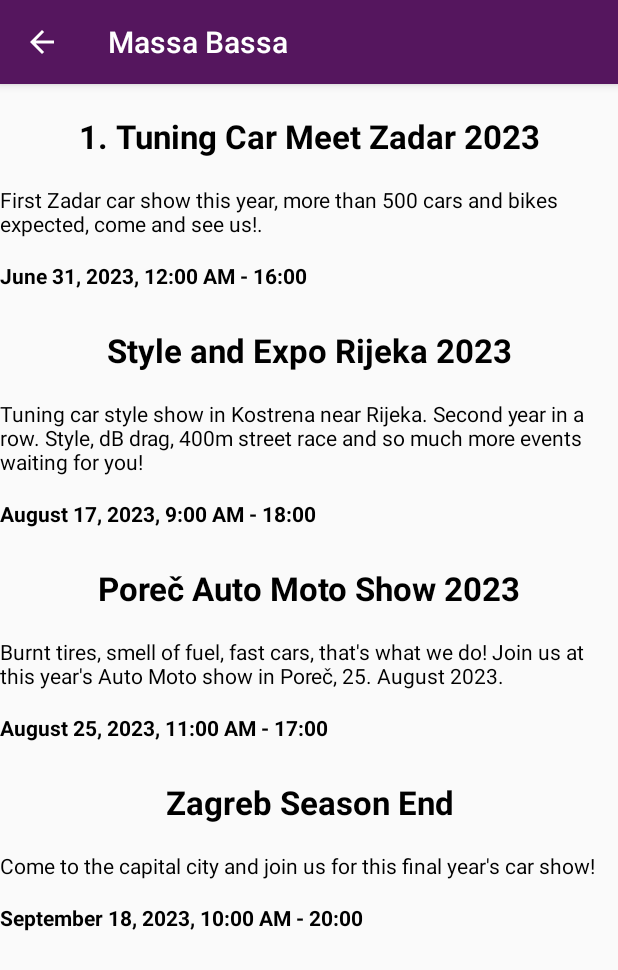
After one commit to marijanciceranUNIPU/Massa-Bassa, an Android app: the EventsActivity screen opened directly, with no data from a screen before it, on a phone screen of 412 x 824 dp. The commit adds this screen. Shown: the top 970 px of the screen. Run offline under Robolectric (Android 15) with nearby library versions, the phone set to English and light mode, and no system bars.

Commit message:
Implentirana sekcija za evente (u Hrvatskoj), funkcionalna

```diff
--- a/app/src/main/AndroidManifest.xml
+++ b/app/src/main/AndroidManifest.xml
@@ -25,6 +25,7 @@
         <activity android:name=".Calculator_Different_Cone_Area"/>
         <activity android:name=".Calculator_Wire_Amps"/>
         <activity android:name=".ManualsVideos"/>
+        <activity android:name=".EventsActivity"></activity>
         <activity
             android:name=".AboutApp"
             android:theme="@style/AppTheme">
--- /dev/null
+++ b/app/src/main/java/com/hr/unipu/MassaBassa/Event.java
@@ -0,0 +1,47 @@
+package com.hr.unipu.MassaBassa;
+
+public class Event {
+    private String title;
+    private String description;
+    private String date;
+    private String time;
+
+    public Event(String title, String description, String date, String time) {
+        this.title = title;
+        this.description = description;
+        this.date = date;
+        this.time = time;
+    }
+
+    public String getTitle() {
+        return title;
+    }
+
+    public void setTitle(String title) {
+        this.title = title;
+    }
+
+    public String getDescription() {
+        return description;
+    }
+
+    public void setDescription(String description) {
+        this.description = description;
+    }
+
+    public String getDate() {
+        return date;
+    }
+
+    public void setDate(String date) {
+        this.date = date;
+    }
+
+    public String getTime() {
+        return time;
+    }
+
+    public void setTime(String time) {
+        this.time = time;
+    }
+}
--- /dev/null
+++ b/app/src/main/java/com/hr/unipu/MassaBassa/EventAdapter.java
@@ -0,0 +1,52 @@
+package com.hr.unipu.MassaBassa;
+
+import android.view.LayoutInflater;
+import android.view.View;
+import android.view.ViewGroup;
+import android.widget.TextView;
+
+import androidx.annotation.NonNull;
+import androidx.recyclerview.widget.RecyclerView;
+
+import java.util.List;
+
+public class EventAdapter extends RecyclerView.Adapter<EventAdapter.EventViewHolder> {
+    private List<Event> eventList;
+
+    public EventAdapter(List<Event> eventList) {
+        this.eventList = eventList;
+    }
+
+    public static class EventViewHolder extends RecyclerView.ViewHolder {
+        public TextView titleTextView;
+        public TextView descriptionTextView;
+        public TextView dateTimeTextView;
+
+        public EventViewHolder(View itemView) {
+            super(itemView);
+            titleTextView = itemView.findViewById(R.id.titleTextView);
+            descriptionTextView = itemView.findViewById(R.id.descriptionTextView);
+            dateTimeTextView = itemView.findViewById(R.id.dateTimeTextView);
+        }
+    }
+
+    @NonNull
+    @Override
+    public EventViewHolder onCreateViewHolder(@NonNull ViewGroup parent, int viewType) {
+        View view = LayoutInflater.from(parent.getContext()).inflate(R.layout.item_event, parent, false);
+        return new EventViewHolder(view);
+    }
+
+    @Override
+    public void onBindViewHolder(@NonNull EventViewHolder holder, int position) {
+        Event event = eventList.get(position);
+        holder.titleTextView.setText(event.getTitle());
+        holder.descriptionTextView.setText(event.getDescription());
+        holder.dateTimeTextView.setText(String.format("%s, %s", event.getDate(), event.getTime()));
+    }
+
+    @Override
+    public int getItemCount() {
+        return eventList.size();
+    }
+}
--- /dev/null
+++ b/app/src/main/java/com/hr/unipu/MassaBassa/EventsActivity.java
@@ -0,0 +1,51 @@
+package com.hr.unipu.MassaBassa;
+
+import android.os.Bundle;
+import android.view.MenuItem;
+
+import androidx.appcompat.app.AppCompatActivity;
+import androidx.recyclerview.widget.LinearLayoutManager;
+import androidx.recyclerview.widget.RecyclerView;
+
+import java.util.ArrayList;
+import java.util.List;
+
+public class EventsActivity extends AppCompatActivity {
+    private RecyclerView recyclerView;
+    private EventAdapter eventAdapter;
+    private List<Event> eventList;
+
+    @Override
+    protected void onCreate(Bundle savedInstanceState) {
+        super.onCreate(savedInstanceState);
+        setContentView(R.layout.activity_events);
+
+        getSupportActionBar().setDisplayHomeAsUpEnabled(true); // Enable the back button
+
+        recyclerView = findViewById(R.id.recyclerViewEvents);
+        recyclerView.setLayoutManager(new LinearLayoutManager(this));
+
+        eventList = new ArrayList<>();
+        // Manually add events
+        eventList.add(new Event("1. Tuning Car Meet Zadar 2023", "First Zadar car show this year, more than 500 cars and bikes expected, come and see us!.",
+                "June 31, 2023", "12:00 AM - 16:00"));
+        eventList.add(new Event("Style and Expo Rijeka 2023", "Tuning car style show in Kostrena near Rijeka. Second year in a row. Style, dB drag, 400m street race and so much more events waiting for you!",
+                "August 17, 2023", "9:00 AM - 18:00"));
+        eventList.add(new Event("Poreč Auto Moto Show 2023", "Burnt tires, smell of fuel, fast cars, that's what we do! Join us at this year's Auto Moto show in Poreč, 25. August 2023.",
+                "August 25, 2023", "11:00 AM - 17:00"));
+        eventList.add(new Event("Zagreb Season End", "Come to the capital city and join us for this final year's car show!",
+                "September 18, 2023", "10:00 AM - 20:00"));
+
+        eventAdapter = new EventAdapter(eventList);
+        recyclerView.setAdapter(eventAdapter);
+    }
+
+    @Override
+    public boolean onOptionsItemSelected(MenuItem item) {
+        if (item.getItemId() == android.R.id.home) {
+            onBackPressed();
+            return true;
+        }
+        return super.onOptionsItemSelected(item);
+    }
+}
--- a/app/src/main/java/com/hr/unipu/MassaBassa/ManualsVideos.java
+++ b/app/src/main/java/com/hr/unipu/MassaBassa/ManualsVideos.java
@@ -72,7 +72,7 @@ public class ManualsVideos extends AppCompatActivity {
     @Override
     public boolean onOptionsItemSelected(MenuItem item) {
         if (item.getItemId() == android.R.id.home) {
-            onBackPressed(); // Handle back button press
+            onBackPressed();
             return true;
         }
         return super.onOptionsItemSelected(item);
--- a/app/src/main/java/com/hr/unipu/MassaBassa/PredMainMenu.java
+++ b/app/src/main/java/com/hr/unipu/MassaBassa/PredMainMenu.java
@@ -45,7 +45,7 @@ public class PredMainMenu extends AppCompatActivity {
                 startActivity(intent);
                 break;
             case R.id.thirdselect:
-                intent = new Intent(this, MainActivity.class);
+                intent = new Intent(this, EventsActivity.class);
                 startActivity(intent);
                 break;
             case R.id.CetvrtiSelect:
--- /dev/null
+++ b/app/src/main/res/layout/activity_events.xml
@@ -0,0 +1,11 @@
+<LinearLayout xmlns:android="http://schemas.android.com/apk/res/android"
+    android:layout_width="match_parent"
+    android:layout_height="match_parent"
+    android:orientation="vertical">
+
+    <androidx.recyclerview.widget.RecyclerView
+        android:id="@+id/recyclerViewEvents"
+        android:layout_width="match_parent"
+        android:layout_height="match_parent" />
+
+</LinearLayout>
--- a/app/src/main/res/layout/activity_pred_main.xml
+++ b/app/src/main/res/layout/activity_pred_main.xml
@@ -43,7 +43,7 @@
         android:layout_marginBottom="2dp"
         android:background="@android:color/white"
         android:padding="20dp"
-        android:text="Settings"
+        android:text="Car Audio Shows and Events"
         android:textAllCaps="false"
         android:textColor="#039BE5"
         android:textSize="24sp"
--- /dev/null
+++ b/app/src/main/res/layout/item_event.xml
@@ -0,0 +1,37 @@
+<LinearLayout xmlns:android="http://schemas.android.com/apk/res/android"
+    android:layout_width="match_parent"
+    android:layout_height="wrap_content"
+    android:orientation="vertical">
+
+    <TextView
+        android:id="@+id/titleTextView"
+        android:layout_width="match_parent"
+        android:layout_height="wrap_content"
+        android:textAppearance="?android:textAppearanceLarge"
+        android:textStyle="bold"
+        android:gravity="center"
+        android:text="30dp"
+        android:textColor="#000000"
+        android:layout_marginTop="20dp"
+        android:layout_marginBottom="8dp" />
+
+    <TextView
+        android:id="@+id/descriptionTextView"
+        android:layout_width="match_parent"
+        android:layout_height="wrap_content"
+        android:textAppearance="?android:textAppearanceSmall"
+        android:layout_marginTop="10dp"
+        android:layout_marginBottom="5dp"
+        android:textColor="@color/black" />
+
+    <TextView
+        android:id="@+id/dateTimeTextView"
+        android:layout_width="match_parent"
+        android:layout_height="wrap_content"
+        android:textAppearance="?android:textAppearanceSmall"
+        android:layout_marginTop="10dp"
+        android:layout_marginBottom="5dp"
+        android:textColor="@color/black"
+        android:textStyle="bold"/>
+
+</LinearLayout>
```
